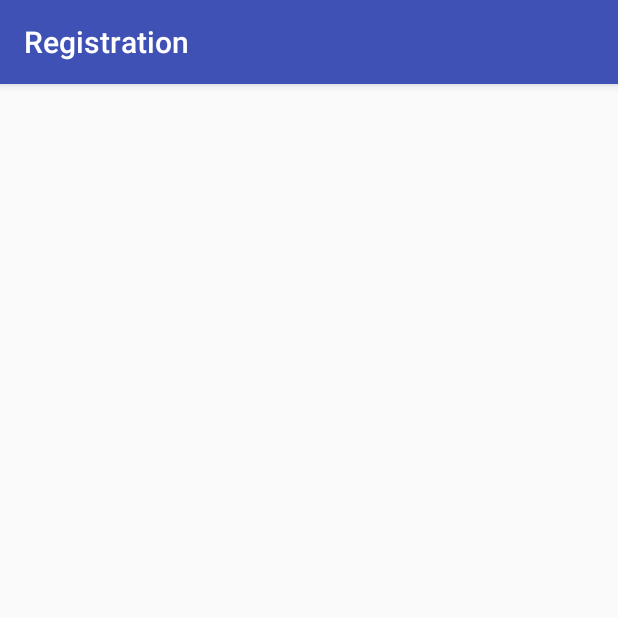
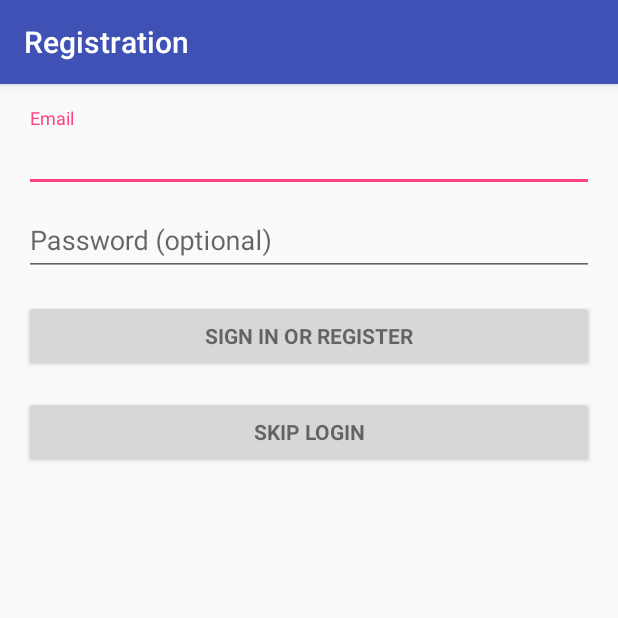
Before and after one commit to goel-naman/WorkshopRegistrationApp, an Android app: the screen it shows after launch (MainActivity), on a phone screen of 412 x 824 dp, the top half of it. Run offline under Robolectric (Android 15) with nearby library versions, the phone set to English and light mode, and no system bars.

Commit message:
created a login fragment

```diff
--- a/app/build.gradle
+++ b/app/build.gradle
@@ -22,6 +22,8 @@ dependencies {
     implementation fileTree(dir: 'libs', include: ['*.jar'])
     implementation 'com.android.support:appcompat-v7:27.1.1'
     implementation 'com.android.support.constraint:constraint-layout:1.1.3'
+    implementation 'com.android.support:design:27.1.1'
+    implementation 'com.android.support:support-v4:27.1.1'
     testImplementation 'junit:junit:4.12'
     androidTestImplementation 'com.android.support.test:runner:1.0.2'
     androidTestImplementation 'com.android.support.test.espresso:espresso-core:3.0.2'
--- /dev/null
+++ b/app/src/main/java/com/example/android/registration/LoginFragment.java
@@ -0,0 +1,18 @@
+package com.example.android.registration;
+
+import android.os.Bundle;
+import android.support.annotation.NonNull;
+import android.support.annotation.Nullable;
+import android.support.v4.app.Fragment;
+import android.view.LayoutInflater;
+import android.view.View;
+import android.view.ViewGroup;
+
+public class LoginFragment extends Fragment {
+
+    @Nullable
+    @Override
+    public View onCreateView(@NonNull LayoutInflater inflater, @Nullable ViewGroup container, @Nullable Bundle savedInstanceState) {
+        return inflater.inflate(R.layout.fragment_login,container,false);
+    }
+}
--- a/app/src/main/java/com/example/android/registration/MainActivity.java
+++ b/app/src/main/java/com/example/android/registration/MainActivity.java
@@ -1,7 +1,9 @@
 package com.example.android.registration;
 
+import android.os.Bundle;
+import android.support.v4.app.Fragment;
+import android.support.v4.app.FragmentManager;
 import android.support.v7.app.AppCompatActivity;
-import android.os.Bundle;
 
 public class MainActivity extends AppCompatActivity {
 
@@ -9,5 +11,16 @@ public class MainActivity extends AppCompatActivity {
     protected void onCreate(Bundle savedInstanceState) {
         super.onCreate(savedInstanceState);
         setContentView(R.layout.activity_main);
+        addFragment();
     }
+
+    private void addFragment() {
+        Fragment fragment;
+        fragment = new LoginFragment();
+
+        getSupportFragmentManager().beginTransaction().add(R.id.fragments,fragment,"NoFragment").addToBackStack(null)
+                .commit();
+    }
+
+
 }
--- a/app/src/main/res/layout/activity_main.xml
+++ b/app/src/main/res/layout/activity_main.xml
@@ -6,8 +6,8 @@
     tools:context=".MainActivity">
 
     <FrameLayout
-        android:layout_width="wrap_content"
-        android:layout_height="wrap_content"
+        android:layout_width="match_parent"
+        android:layout_height="match_parent"
         android:id="@+id/fragments" />
 
 </LinearLayout>
--- /dev/null
+++ b/app/src/main/res/layout/fragment_login.xml
@@ -0,0 +1,77 @@
+<?xml version="1.0" encoding="utf-8"?>
+<LinearLayout xmlns:android="http://schemas.android.com/apk/res/android"
+    xmlns:tools="http://schemas.android.com/tools"
+    android:layout_width="match_parent"
+    android:layout_height="match_parent"
+    android:gravity="center_horizontal"
+    android:orientation="vertical"
+    android:paddingBottom="@dimen/activity_vertical_margin"
+    android:paddingLeft="@dimen/activity_horizontal_margin"
+    android:paddingRight="@dimen/activity_horizontal_margin"
+    android:paddingTop="@dimen/activity_vertical_margin"
+    tools:context=".LoginFragment">
+
+    <ScrollView
+        android:id="@+id/login_form"
+        android:layout_width="match_parent"
+        android:layout_height="match_parent"
+        tools:ignore="UselessParent">
+
+        <LinearLayout
+            android:id="@+id/email_login_form"
+            android:layout_width="match_parent"
+            android:layout_height="wrap_content"
+            android:orientation="vertical">
+
+            <android.support.design.widget.TextInputLayout
+                android:layout_width="match_parent"
+                android:layout_height="wrap_content">
+
+                <EditText
+                    android:id="@+id/email"
+                    android:layout_width="match_parent"
+                    android:layout_height="wrap_content"
+                    android:hint="@string/prompt_email"
+                    android:inputType="textEmailAddress"
+                    android:maxLines="1"
+                    android:singleLine="true" />
+
+            </android.support.design.widget.TextInputLayout>
+
+            <android.support.design.widget.TextInputLayout
+                android:layout_width="match_parent"
+                android:layout_height="wrap_content">
+
+                <EditText
+                    android:id="@+id/password"
+                    android:layout_width="match_parent"
+                    android:layout_height="wrap_content"
+                    android:hint="@string/prompt_password"
+                    android:imeActionId="6"
+                    android:imeActionLabel="@string/action_sign_in_short"
+                    android:imeOptions="actionUnspecified"
+                    android:inputType="textPassword"
+                    android:maxLines="1"
+                    android:singleLine="true" />
+
+            </android.support.design.widget.TextInputLayout>
+
+            <Button
+                android:id="@+id/email_sign_in_button"
+                style="?android:textAppearanceSmall"
+                android:layout_width="match_parent"
+                android:layout_height="wrap_content"
+                android:layout_marginTop="16dp"
+                android:text="@string/action_sign_in"
+                android:textStyle="bold" />
+            <Button
+                android:layout_width="match_parent"
+                android:layout_height="wrap_content"
+                style="?android:textAppearanceSmall"
+                android:layout_marginTop="16dp"
+                android:text="@string/skip"
+                android:textStyle="bold"
+                />
+        </LinearLayout>
+    </ScrollView>
+</LinearLayout>
--- /dev/null
+++ b/app/src/main/res/values/dimens.xml
@@ -0,0 +1,5 @@
+<resources>
+    <!-- Default screen margins, per the Android Design guidelines. -->
+    <dimen name="activity_horizontal_margin">16dp</dimen>
+    <dimen name="activity_vertical_margin">16dp</dimen>
+</resources>
--- a/app/src/main/res/values/strings.xml
+++ b/app/src/main/res/values/strings.xml
@@ -1,3 +1,20 @@
 <resources>
     <string name="app_name">Registration</string>
+    <string name="title_activity_login_fragment">Sign in</string>
+
+    <!-- Strings related to login -->
+    <string name="prompt_email">Email</string>
+    <string name="prompt_password">Password (optional)</string>
+    <string name="action_sign_in">Sign in or register</string>
+    <string name="action_sign_in_short">Sign in</string>
+    <string name="error_invalid_email">This email address is invalid</string>
+    <string name="error_invalid_password">This password is too short</string>
+    <string name="error_incorrect_password">This password is incorrect</string>
+    <string name="error_field_required">This field is required</string>
+    <string name="permission_rationale">"Contacts permissions are needed for providing email
+        completions."
+    </string>
+    <string name="skip">skip login</string>
+
+
 </resources>
```
